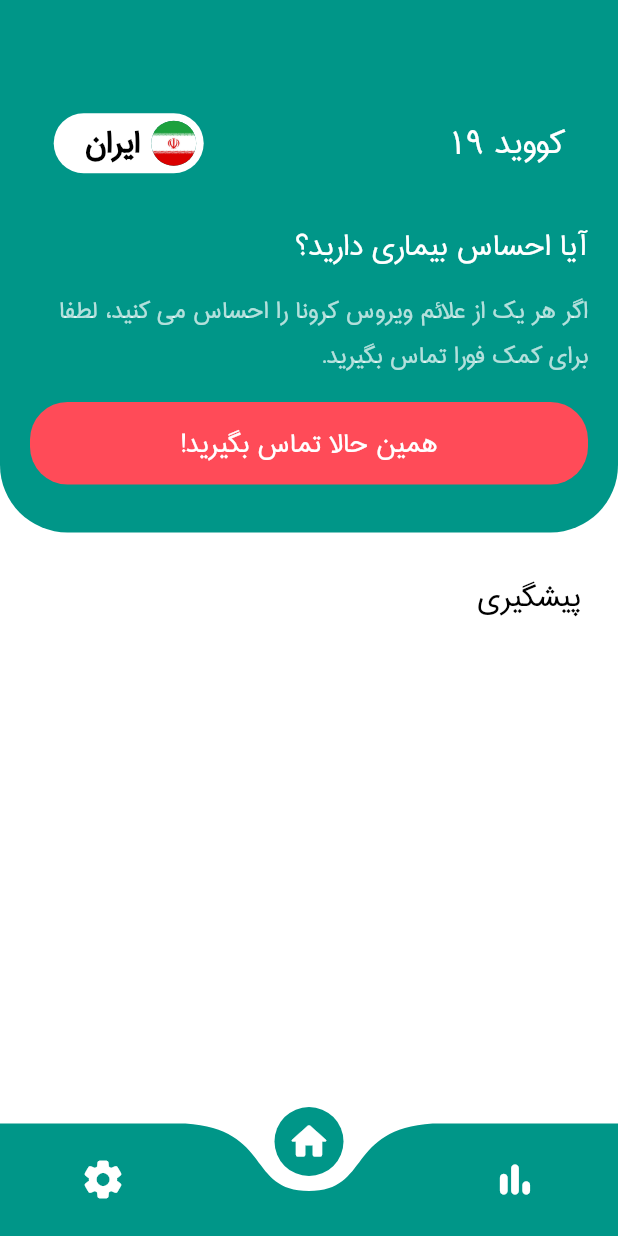
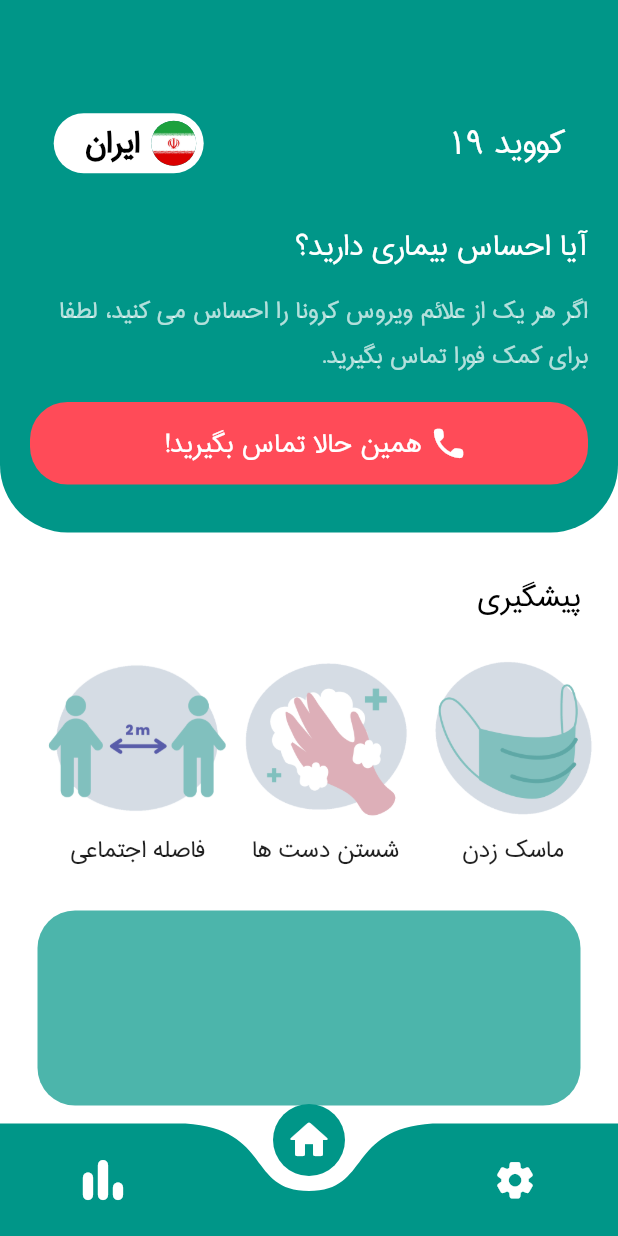
Before and after one commit to ErfanRht/Anti-Corona, a Flutter app: the screen it shows after launch, on a phone screen of 412 x 824 dp. Run offline on Flutter 3.47's test engine with Material 2 defaults, Android fonts, the light colour scheme and no system bars; drawn by our look-alikes of curved_navigation_bar; our stand-ins replace get, introduction_screen; missing offline and left inert: ms_undraw.

Commit message:
home page almost completed

```diff
--- a/lib/screens/base/base.dart
+++ b/lib/screens/base/base.dart
@@ -1,6 +1,8 @@
 import 'package:coronavirus/constants/colors.dart';
 import 'package:coronavirus/screens/base/base-controller.dart';
 import 'package:coronavirus/screens/base/pages/home/home.dart';
+import 'package:coronavirus/screens/base/pages/settings/settings.dart';
+import 'package:coronavirus/screens/base/pages/statistics/statistics.dart';
 import 'package:flutter/material.dart';
 import 'package:curved_navigation_bar/curved_navigation_bar.dart';
 import 'package:flutter/services.dart';
@@ -9,9 +11,9 @@ import 'package:get/get.dart';
 class Base extends StatelessWidget {
   final BaseController baseController = Get.put(BaseController());
   final List _body = [
+    SettingsScreen(),
     HomeScreen(),
-    HomeScreen(),
-    HomeScreen(),
+    StatisticsScreen(),
   ];
   @override
   Widget build(BuildContext context) {
@@ -35,18 +37,18 @@ class Base extends StatelessWidget {
             color: kPrimaryColor,
             items: <Widget>[
               Icon(
-                Icons.bar_chart_rounded,
-                size: 30,
+                Icons.settings_rounded,
+                size: 29,
                 color: Colors.white,
               ),
               Icon(
                 Icons.home_rounded,
-                size: 30,
+                size: 32,
                 color: Colors.white,
               ),
               Icon(
-                Icons.settings_rounded,
-                size: 30,
+                Icons.bar_chart_rounded,
+                size: 40,
                 color: Colors.white,
               ),
             ],
--- /dev/null
+++ b/lib/screens/base/pages/home/app-bar.dart
@@ -0,0 +1,129 @@
+import 'package:coronavirus/constants/colors.dart';
+import 'package:flutter/material.dart';
+
+class HomeAppBar extends StatelessWidget {
+  @override
+  Widget build(BuildContext context) {
+    return Container(
+      width: MediaQuery.of(context).size.width,
+      height: 355,
+      decoration: BoxDecoration(
+          color: kPrimaryColor,
+          borderRadius: BorderRadius.only(
+              bottomRight: Radius.circular(45),
+              bottomLeft: Radius.circular(45))),
+      child: Column(
+        children: [
+          Padding(
+            padding:
+                const EdgeInsets.only(right: 20, left: 20, bottom: 10, top: 75),
+            child: Row(
+              mainAxisAlignment: MainAxisAlignment.spaceAround,
+              children: [
+                Text(
+                  'کووید 19',
+                  style: TextStyle(
+                    color: Colors.white,
+                    fontSize: 27.5,
+                  ),
+                ),
+                SizedBox(
+                  width: 100,
+                ),
+                Container(
+                  height: 40,
+                  width: 100,
+                  decoration: BoxDecoration(
+                      color: Colors.white,
+                      borderRadius: BorderRadius.circular(25)),
+                  child: Row(
+                    children: [
+                      SizedBox(
+                        height: 30,
+                        child: CircleAvatar(
+                          backgroundImage:
+                              AssetImage('assets/images/iran-flag.jpg'),
+                        ),
+                      ),
+                      SizedBox(
+                        width: 2.5,
+                      ),
+                      Text(
+                        'ایران',
+                        style: TextStyle(
+                            color: Colors.black,
+                            fontSize: 25,
+                            fontWeight: FontWeight.bold),
+                      )
+                    ],
+                  ),
+                )
+              ],
+            ),
+          ),
+          Padding(
+            padding:
+                const EdgeInsets.only(right: 20, left: 20, bottom: 10, top: 20),
+            child: Row(
+              children: [
+                Text(
+                  'آیا احساس بیماری دارید؟',
+                  style: TextStyle(color: Colors.white, fontSize: 25),
+                ),
+              ],
+            ),
+          ),
+          Container(
+            width: MediaQuery.of(context).size.width - 40,
+            child: Row(
+              children: [
+                Flexible(
+                  child: Text(
+                    'اگر هر یک از علائم ویروس کرونا را احساس می کنید، لطفا برای کمک فورا تماس بگیرید.',
+                    style: TextStyle(
+                        color: Colors.white.withOpacity(0.7), fontSize: 20),
+                  ),
+                ),
+              ],
+            ),
+          ),
+          Center(
+            child: InkWell(
+              onTap: () {},
+              child: Container(
+                margin: EdgeInsets.only(top: 15),
+                width: MediaQuery.of(context).size.width - 40,
+                height: 55,
+                decoration: BoxDecoration(
+                    borderRadius: BorderRadius.circular(25),
+                    color: Color(0xffFF4B58)),
+                child: Center(
+                  child: Row(
+                    mainAxisAlignment: MainAxisAlignment.center,
+                    children: [
+                      Icon(
+                        Icons.phone_rounded,
+                        size: 26,
+                        color: Colors.white,
+                      ),
+                      SizedBox(
+                        width: 5,
+                      ),
+                      Text(
+                        "همین حالا تماس بگیرید!",
+                        style: TextStyle(color: Colors.white, fontSize: 22.5),
+                      ),
+                      SizedBox(
+                        width: 10,
+                      ),
+                    ],
+                  ),
+                ),
+              ),
+            ),
+          )
+        ],
+      ),
+    );
+  }
+}
--- a/lib/screens/base/pages/home/home.dart
+++ b/lib/screens/base/pages/home/home.dart
@@ -1,4 +1,7 @@
 import 'package:coronavirus/constants/colors.dart';
+import 'package:coronavirus/screens/base/pages/home/app-bar.dart';
+import 'package:coronavirus/screens/base/pages/home/prevention.dart';
+import 'package:coronavirus/screens/base/pages/home/state.dart';
 import 'package:flutter/material.dart';
 
 class HomeScreen extends StatelessWidget {
@@ -7,125 +10,7 @@ class HomeScreen extends StatelessWidget {
     return Scaffold(
       backgroundColor: kBackgroundColor,
       body: Column(
-        children: [
-          Container(
-            width: MediaQuery.of(context).size.width,
-            height: 355,
-            decoration: BoxDecoration(
-                color: kPrimaryColor,
-                borderRadius: BorderRadius.only(
-                    bottomRight: Radius.circular(45),
-                    bottomLeft: Radius.circular(45))),
-            child: Column(
-              children: [
-                Padding(
-                  padding: const EdgeInsets.only(
-                      right: 20, left: 20, bottom: 10, top: 75),
-                  child: Row(
-                    mainAxisAlignment: MainAxisAlignment.spaceAround,
-                    children: [
-                      Text(
-                        'کووید 19',
-                        style: TextStyle(
-                          color: Colors.white,
-                          fontSize: 27.5,
-                        ),
-                      ),
-                      SizedBox(
-                        width: 100,
-                      ),
-                      Container(
-                        height: 40,
-                        width: 100,
-                        decoration: BoxDecoration(
-                            color: Colors.white,
-                            borderRadius: BorderRadius.circular(25)),
-                        child: Row(
-                          children: [
-                            SizedBox(
-                              height: 30,
-                              child: CircleAvatar(
-                                backgroundImage:
-                                    AssetImage('assets/images/iran-flag.jpg'),
-                              ),
-                            ),
-                            SizedBox(
-                              width: 2.5,
-                            ),
-                            Text(
-                              'ایران',
-                              style: TextStyle(
-                                  color: Colors.black,
-                                  fontSize: 25,
-                                  fontWeight: FontWeight.bold),
-                            )
-                          ],
-                        ),
-                      )
-                    ],
-                  ),
-                ),
-                Padding(
-                  padding: const EdgeInsets.only(
-                      right: 20, left: 20, bottom: 10, top: 20),
-                  child: Row(
-                    children: [
-                      Text(
-                        'آیا احساس بیماری دارید؟',
-                        style: TextStyle(color: Colors.white, fontSize: 25),
-                      ),
-                    ],
-                  ),
-                ),
-                Container(
-                  width: MediaQuery.of(context).size.width - 40,
-                  child: Row(
-                    children: [
-                      Flexible(
-                        child: Text(
-                          'اگر هر یک از علائم ویروس کرونا را احساس می کنید، لطفا برای کمک فورا تماس بگیرید.',
-                          style: TextStyle(
-                              color: Colors.white.withOpacity(0.7),
-                              fontSize: 20),
-                        ),
-                      ),
-                    ],
-                  ),
-                ),
-                Center(
-                  child: InkWell(
-                    onTap: () {},
-                    child: Container(
-                      margin: EdgeInsets.only(top: 15),
-                      width: MediaQuery.of(context).size.width - 40,
-                      height: 55,
-                      decoration: BoxDecoration(
-                          borderRadius: BorderRadius.circular(25),
-                          color: Color(0xffFF4B58)),
-                      child: Center(
-                        child: Text(
-                          "همین حالا تماس بگیرید!",
-                          style: TextStyle(color: Colors.white, fontSize: 22.5),
-                        ),
-                      ),
-                    ),
-                  ),
-                )
-              ],
-            ),
-          ),
-          Padding(
-            padding: EdgeInsets.all(25),
-            child: Row(
-              children: [
-                Text(
-                  'پیشگیری',
-                  style: TextStyle(color: Colors.black, fontSize: 25),
-                ),
-              ],
-            ),
-          )
-        ],
+        children: [HomeAppBar(), HomePrevention(), HomeState()],
       ),
     );
   }
--- /dev/null
+++ b/lib/screens/base/pages/home/prevention.dart
@@ -0,0 +1,77 @@
+import 'package:flutter/material.dart';
+
+class HomePrevention extends StatelessWidget {
+  @override
+  Widget build(BuildContext context) {
+    return Column(
+      children: [
+        Padding(
+          padding: EdgeInsets.only(top: 25, left: 25, right: 25, bottom: 15),
+          child: Row(
+            children: [
+              Text(
+                'پیشگیری',
+                style: TextStyle(color: Colors.black, fontSize: 25),
+              ),
+            ],
+          ),
+        ),
+        Padding(
+          padding: const EdgeInsets.only(right: 10, left: 10),
+          child: Row(
+            children: [
+              Column(
+                children: [
+                  Image.asset(
+                    'assets/images/prevention/mask.png',
+                    height: 120,
+                  ),
+                  Center(
+                    child: Text(
+                      "ماسک زدن",
+                      style: TextStyle(fontSize: 20),
+                    ),
+                  )
+                ],
+              ),
+              SizedBox(
+                width: 5,
+              ),
+              Column(
+                children: [
+                  Image.asset(
+                    'assets/images/prevention/wash-hand.png',
+                    height: 120,
+                  ),
+                  Center(
+                    child: Text(
+                      "شستن دست ها",
+                      style: TextStyle(fontSize: 20),
+                    ),
+                  )
+                ],
+              ),
+              SizedBox(
+                width: 5,
+              ),
+              Column(
+                children: [
+                  Image.asset(
+                    'assets/images/prevention/distance.png',
+                    height: 120,
+                  ),
+                  Center(
+                    child: Text(
+                      "فاصله اجتماعی",
+                      style: TextStyle(fontSize: 20),
+                    ),
+                  )
+                ],
+              )
+            ],
+          ),
+        )
+      ],
+    );
+  }
+}
--- /dev/null
+++ b/lib/screens/base/pages/home/state.dart
@@ -0,0 +1,16 @@
+import 'package:coronavirus/constants/colors.dart';
+import 'package:flutter/material.dart';
+
+class HomeState extends StatelessWidget {
+  @override
+  Widget build(BuildContext context) {
+    return Container(
+      margin: EdgeInsets.only(top: 25),
+      width: MediaQuery.of(context).size.width - 50,
+      height: 130,
+      decoration: BoxDecoration(
+          color: kPrimaryColor.withOpacity(0.7),
+          borderRadius: BorderRadius.circular(25)),
+    );
+  }
+}
--- /dev/null
+++ b/lib/screens/base/pages/settings/settings.dart
@@ -0,0 +1,11 @@
+import 'package:coronavirus/constants/colors.dart';
+import 'package:flutter/material.dart';
+
+class SettingsScreen extends StatelessWidget {
+  @override
+  Widget build(BuildContext context) {
+    return Scaffold(
+      backgroundColor: kBackgroundColor,
+    );
+  }
+}
--- /dev/null
+++ b/lib/screens/base/pages/statistics/statistics.dart
@@ -0,0 +1,11 @@
+import 'package:coronavirus/constants/colors.dart';
+import 'package:flutter/material.dart';
+
+class StatisticsScreen extends StatelessWidget {
+  @override
+  Widget build(BuildContext context) {
+    return Scaffold(
+      backgroundColor: kBackgroundColor,
+    );
+  }
+}
--- a/pubspec.yaml
+++ b/pubspec.yaml
@@ -27,6 +27,7 @@ flutter:
   uses-material-design: true
   assets:
      - assets/images/
+     - assets/images/prevention/
   fonts:
      - family: iran_sans
        fonts:
```
Also changed, not shown: .VSCodeCounter/2021-08-10_06-16-41/results.csv (added), .VSCodeCounter/2021-08-10_06-16-41/results.txt (added), assets/images/prevention/distance.png (renamed from assets/images/distance.png), assets/images/prevention/mask.png (renamed from assets/images/mask.png), assets/images/prevention/wash-hand.png (renamed from assets/images/wash-hand.png), 2 other files.
